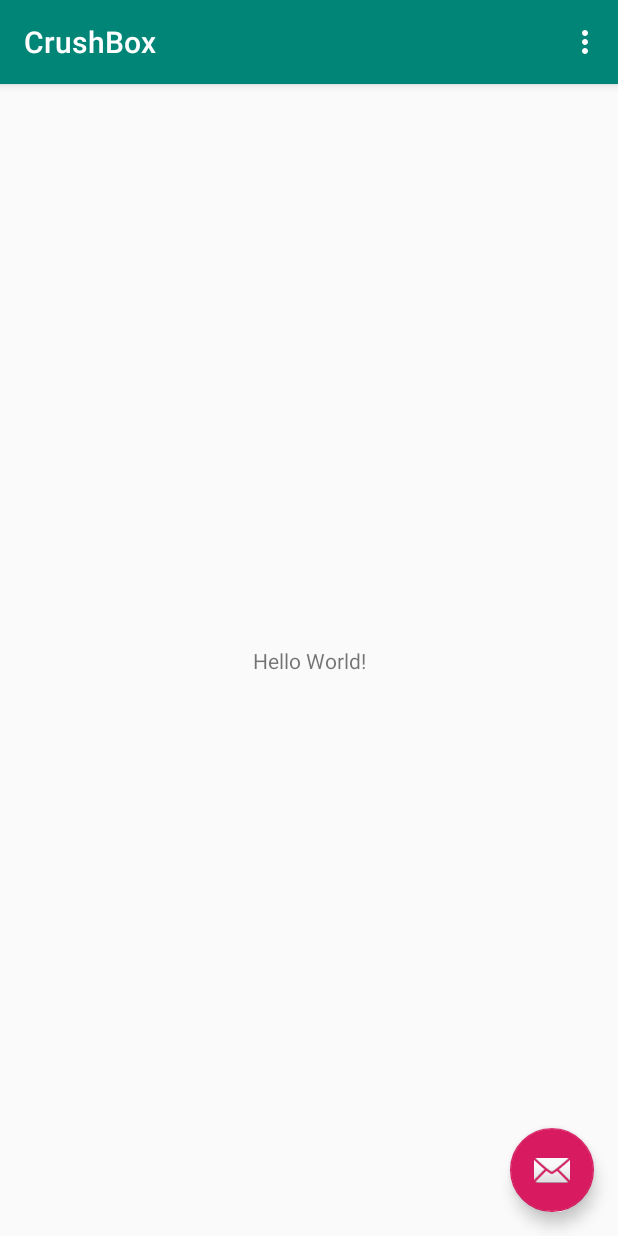
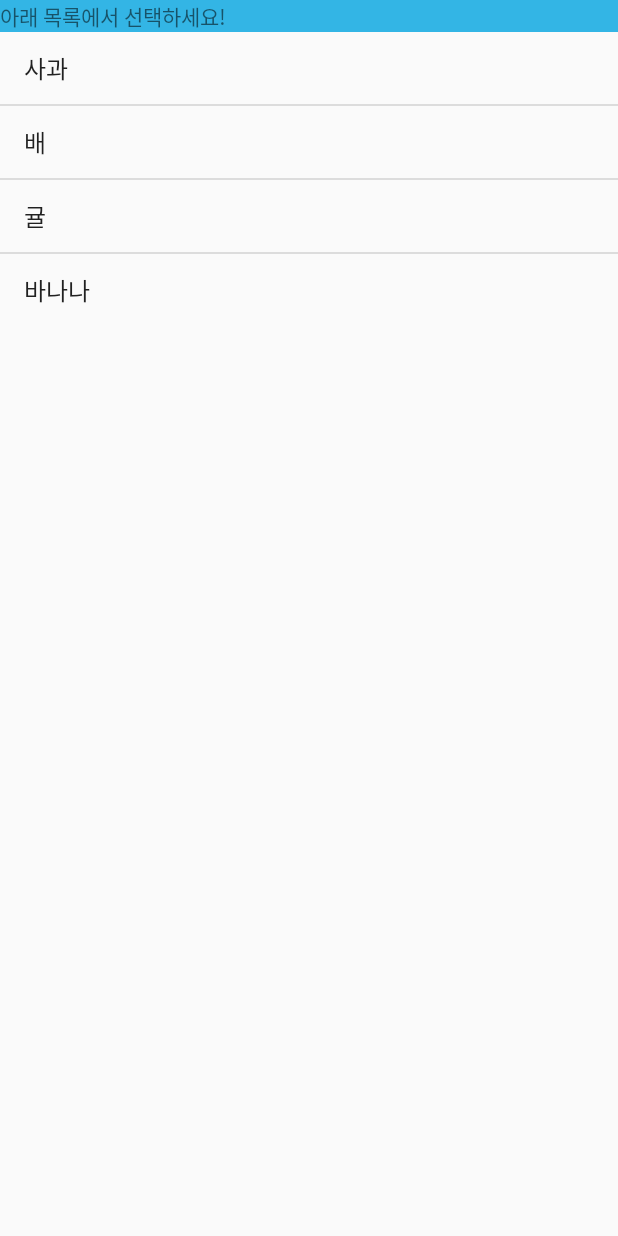
Before and after one commit to kdh314/project, an Android app: the screen it shows after launch (MainActivity), on a phone screen of 412 x 824 dp. Run offline under Robolectric (Android 15) with nearby library versions, the phone set to English and light mode, and no system bars.

Commit message:
[Android] - 리스트 뷰 예제 추가

```diff
--- a/android_crush_box/app/src/main/java/com/dhkang/crushbox/MainActivity.java
+++ b/android_crush_box/app/src/main/java/com/dhkang/crushbox/MainActivity.java
@@ -2,54 +2,62 @@ package com.dhkang.crushbox;
 
 import android.os.Bundle;
 
-import com.google.android.material.floatingactionbutton.FloatingActionButton;
-import com.google.android.material.snackbar.Snackbar;
-
 import androidx.appcompat.app.AppCompatActivity;
-import androidx.appcompat.widget.Toolbar;
 
 import android.view.View;
-import android.view.Menu;
-import android.view.MenuItem;
+import android.widget.AdapterView;
+import android.widget.ArrayAdapter;
+import android.widget.ListView;
+import android.widget.TextView;
+
+import java.util.ArrayList;
+import java.util.List;
 
 public class MainActivity extends AppCompatActivity {
+
+    private TextView selected_item_textview;
 
     @Override
     protected void onCreate(Bundle savedInstanceState) {
         super.onCreate(savedInstanceState);
         setContentView(R.layout.activity_main);
-        Toolbar toolbar = findViewById(R.id.toolbar);
-        setSupportActionBar(toolbar);
 
-        FloatingActionButton fab = findViewById(R.id.fab);
-        fab.setOnClickListener(new View.OnClickListener() {
+        ListView listview = (ListView)findViewById(R.id.listview);
+        selected_item_textview = (TextView)findViewById(R.id.selected_item_textview);
+
+
+        //데이터를 저장하게 되는 리스트
+        List<String> list = new ArrayList<>();
+
+        //리스트뷰와 리스트를 연결하기 위해 사용되는 어댑터
+        ArrayAdapter<String> adapter = new ArrayAdapter<>(this,
+                android.R.layout.simple_list_item_1, list);
+
+        //리스트뷰의 어댑터를 지정해준다.
+        listview.setAdapter(adapter);
+
+
+        //리스트뷰의 아이템을 클릭시 해당 아이템의 문자열을 가져오기 위한 처리
+        listview.setOnItemClickListener(new AdapterView.OnItemClickListener() {
+
             @Override
-            public void onClick(View view) {
-                Snackbar.make(view, "Replace with your own action", Snackbar.LENGTH_LONG)
-                        .setAction("Action", null).show();
+            public void onItemClick(AdapterView<?> adapterView,
+                                    View view, int position, long id) {
+
+                //클릭한 아이템의 문자열을 가져옴
+                String selected_item = (String)adapterView.getItemAtPosition(position);
+
+                //텍스트뷰에 출력
+                selected_item_textview.setText(selected_item);
             }
         });
-    }
 
-    @Override
-    public boolean onCreateOptionsMenu(Menu menu) {
-        // Inflate the menu; this adds items to the action bar if it is present.
-        getMenuInflater().inflate(R.menu.menu_main, menu);
-        return true;
-    }
 
-    @Override
-    public boolean onOptionsItemSelected(MenuItem item) {
-        // Handle action bar item clicks here. The action bar will
-        // automatically handle clicks on the Home/Up button, so long
-        // as you specify a parent activity in AndroidManifest.xml.
-        int id = item.getItemId();
+        //리스트뷰에 보여질 아이템을 추가
+        list.add("사과");
+        list.add("배");
+        list.add("귤");
+        list.add("바나나");
 
-        //noinspection SimplifiableIfStatement
-        if (id == R.id.action_settings) {
-            return true;
-        }
-
-        return super.onOptionsItemSelected(item);
     }
 }
--- a/android_crush_box/app/src/main/res/layout/activity_main.xml
+++ b/android_crush_box/app/src/main/res/layout/activity_main.xml
@@ -1,33 +1,21 @@
 <?xml version="1.0" encoding="utf-8"?>
-<androidx.coordinatorlayout.widget.CoordinatorLayout xmlns:android="http://schemas.android.com/apk/res/android"
-    xmlns:app="http://schemas.android.com/apk/res-auto"
+<LinearLayout
+    xmlns:android="http://schemas.android.com/apk/res/android"
     xmlns:tools="http://schemas.android.com/tools"
     android:layout_width="match_parent"
     android:layout_height="match_parent"
-    tools:context=".MainActivity">
+    android:orientation="vertical"
+    tools:context="com.dhkang.crushbox.MainActivity">
 
-    <com.google.android.material.appbar.AppBarLayout
+    <TextView
         android:layout_width="match_parent"
         android:layout_height="wrap_content"
-        android:theme="@style/AppTheme.AppBarOverlay">
+        android:id="@+id/selected_item_textview"
+        android:background="@android:color/holo_blue_light"
+        android:text="아래 목록에서 선택하세요!"/>
 
-        <androidx.appcompat.widget.Toolbar
-            android:id="@+id/toolbar"
-            android:layout_width="match_parent"
-            android:layout_height="?attr/actionBarSize"
-            android:background="?attr/colorPrimary"
-            app:popupTheme="@style/AppTheme.PopupOverlay" />
-
-    </com.google.android.material.appbar.AppBarLayout>
-
-    <include layout="@layout/content_main" />
-
-    <com.google.android.material.floatingactionbutton.FloatingActionButton
-        android:id="@+id/fab"
+    <ListView
         android:layout_width="wrap_content"
         android:layout_height="wrap_content"
-        android:layout_gravity="bottom|end"
-        android:layout_margin="@dimen/fab_margin"
-        app:srcCompat="@android:drawable/ic_dialog_email" />
-
-</androidx.coordinatorlayout.widget.CoordinatorLayout>
+        android:id="@+id/listview"/>
+</LinearLayout>
```
